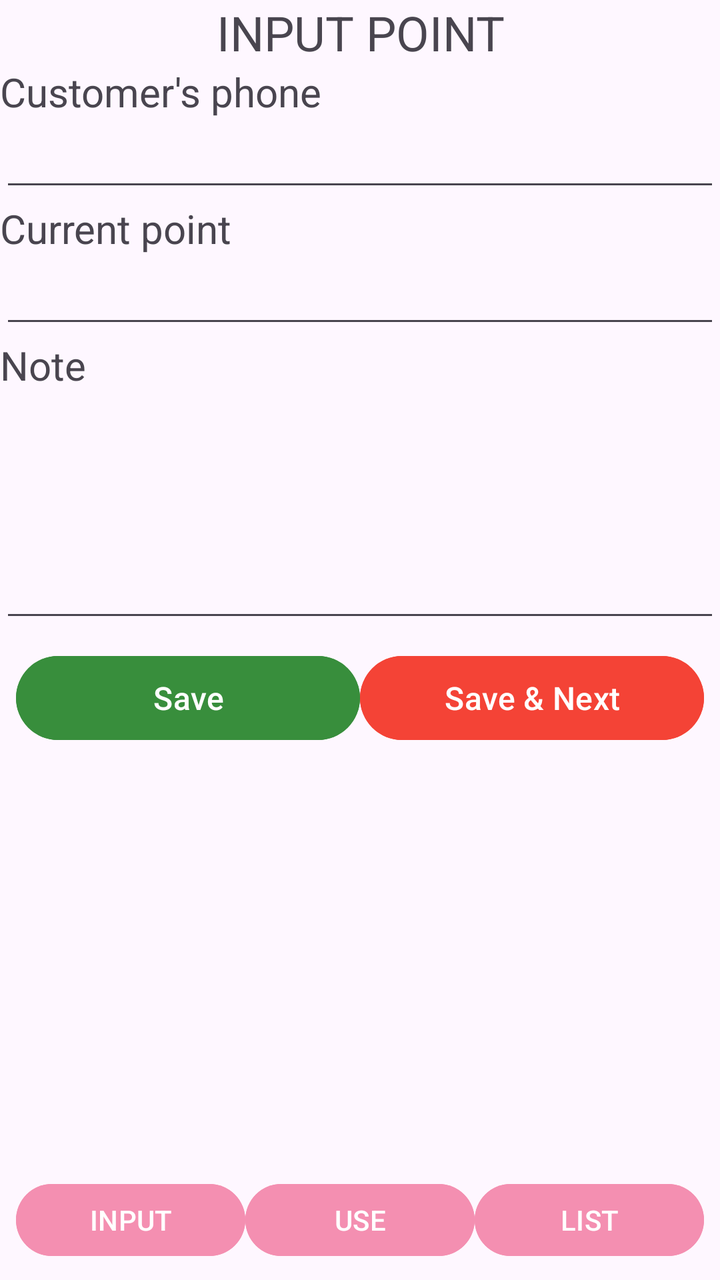
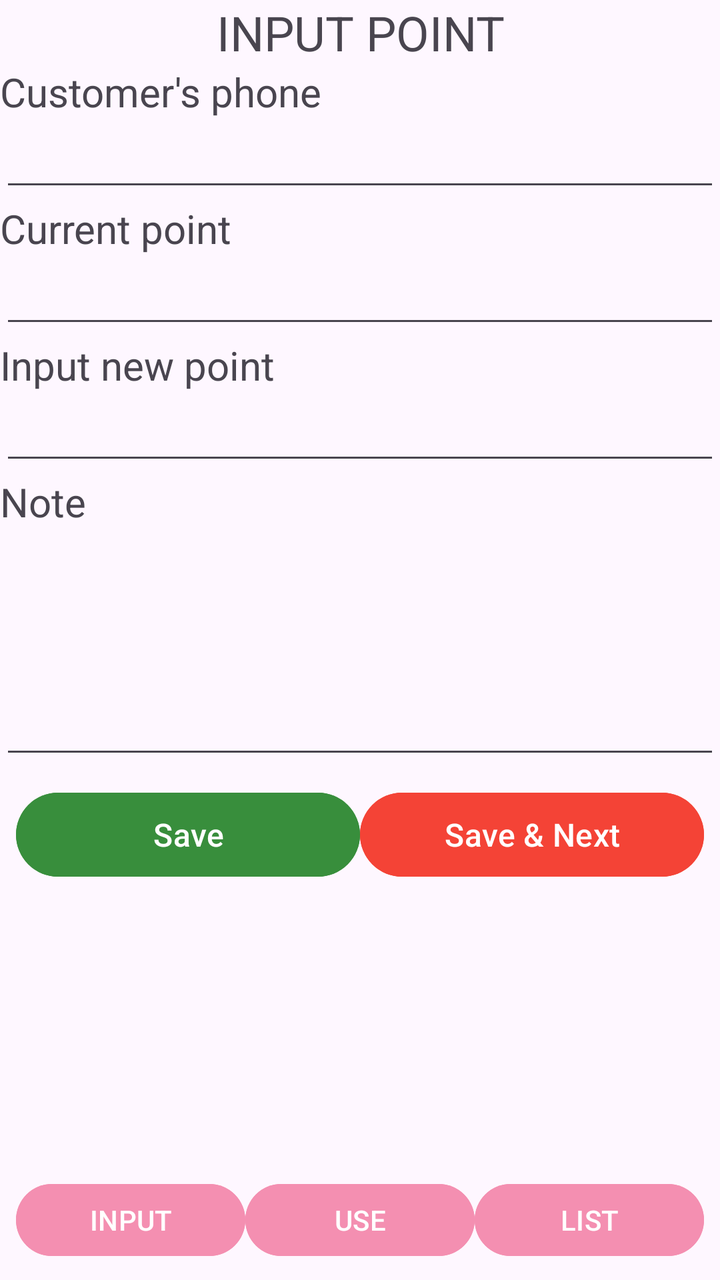

An Android layout rendered at two revisions. The XML below is the earlier revision; the diff shows what the commit changed to produce the second picture.
<!-- AndroidManifest.xml: application theme Theme.BTQT02 -->
<!-- res/layout/activity_input_point.xml -->
<?xml version="1.0" encoding="utf-8"?>
<LinearLayout xmlns:android="http://schemas.android.com/apk/res/android"
    android:layout_width="match_parent"
    android:layout_height="match_parent"
    android:orientation="vertical">

    
    <LinearLayout
        android:layout_width="match_parent"
        android:layout_height="wrap_content"
        android:orientation="vertical">

        <TextView
            android:id="@+id/txtInputPoint"
            android:layout_width="match_parent"
            android:layout_height="wrap_content"
            android:text="INPUT POINT"
            android:textAlignment="center"
            android:textSize="24sp" />

        <TextView
            android:id="@+id/txtCustomerInputPhone"
            android:layout_width="match_parent"
            android:layout_height="wrap_content"
            android:text="Customer's phone"
            android:textSize="20sp" />

        <EditText
            android:id="@+id/edtCustomerInputPhone"
            android:layout_width="match_parent"
            android:layout_height="wrap_content"
            android:ems="10"
            android:inputType="text" />

        <TextView
            android:id="@+id/txtCurrentInputPoint"
            android:layout_width="match_parent"
            android:layout_height="wrap_content"
            android:text="Current point"
            android:textSize="20sp" />

        <EditText
            android:id="@+id/edtCurrentInputPoint"
            android:layout_width="match_parent"
            android:layout_height="wrap_content"
            android:ems="10"
            android:inputType="number" />

        <TextView
            android:id="@+id/txtNoteInput"
            android:layout_width="match_parent"
            android:layout_height="wrap_content"
            android:text="Note"
            android:textSize="20sp" />

        <EditText
            android:id="@+id/edtNoteInput"
            android:layout_width="match_parent"
            android:layout_height="120dp"
            android:ems="10"
            android:inputType="text" />

    </LinearLayout>

    
    <LinearLayout
        android:layout_width="match_parent"
        android:layout_height="wrap_content"
        android:orientation="horizontal"
        android:padding="8dp">

        <Button
            android:id="@+id/btnSave"
            android:layout_width="0dp"
            android:layout_height="50dp"
            android:layout_weight="1"
            android:backgroundTint="#388E3C"
            android:text="Save"
            android:textSize="16sp" />

        <Button
            android:id="@+id/btnSaveAndNext"
            android:layout_width="0dp"
            android:layout_height="50dp"
            android:layout_weight="1"
            android:backgroundTint="#F44336"
            android:text="Save &amp; Next"
            android:textSize="16sp" />
    </LinearLayout>

    <View
        android:layout_width="match_parent"
        android:layout_height="243dp"
        android:layout_weight="1" />

    <LinearLayout
        android:layout_width="match_parent"
        android:layout_height="60dp"
        android:orientation="horizontal"
        android:padding="8dp">

        <Button
            android:id="@+id/btnInput"
            android:layout_width="0dp"
            android:layout_height="match_parent"
            android:layout_weight="1"
            android:backgroundTint="#F48FB1"
            android:text="INPUT" />

        <Button
            android:id="@+id/btnUse"
            android:layout_width="0dp"
            android:layout_height="match_parent"
            android:layout_weight="1"
            android:backgroundTint="#F48FB1"
            android:text="USE" />

        <Button
            android:id="@+id/btnList"
            android:layout_width="0dp"
            android:layout_height="match_parent"
            android:layout_weight="1"
            android:backgroundTint="#F48FB1"
            android:text="LIST" />
    </LinearLayout>

</LinearLayout>
<!-- resources referenced by this layout -->
<resources>
  <style name="Theme.BTQT02" parent="Base.Theme.BTQT02" />
  <style name="Base.Theme.BTQT02" parent="Theme.Material3.DayNight.NoActionBar">
          
          
      </style>
</resources>

<!-- the commit's change to res/layout/activity_input_point.xml (unified diff, before → after) -->
@@ -1,5 +1,6 @@
 <?xml version="1.0" encoding="utf-8"?>
 <LinearLayout xmlns:android="http://schemas.android.com/apk/res/android"
+    android:id="@+id/main"
     android:layout_width="match_parent"
     android:layout_height="match_parent"
     android:orientation="vertical">
@@ -41,6 +42,20 @@
 
         <EditText
             android:id="@+id/edtCurrentInputPoint"
+            android:layout_width="match_parent"
+            android:layout_height="wrap_content"
+            android:ems="10"
+            android:inputType="number" />
+
+        <TextView
+            android:id="@+id/txtInputNewPoint"
+            android:layout_width="match_parent"
+            android:layout_height="wrap_content"
+            android:text="Input new point"
+            android:textSize="20sp" />
+
+        <EditText
+            android:id="@+id/edtInputNewPoint"
             android:layout_width="match_parent"
             android:layout_height="wrap_content"
             android:ems="10"
